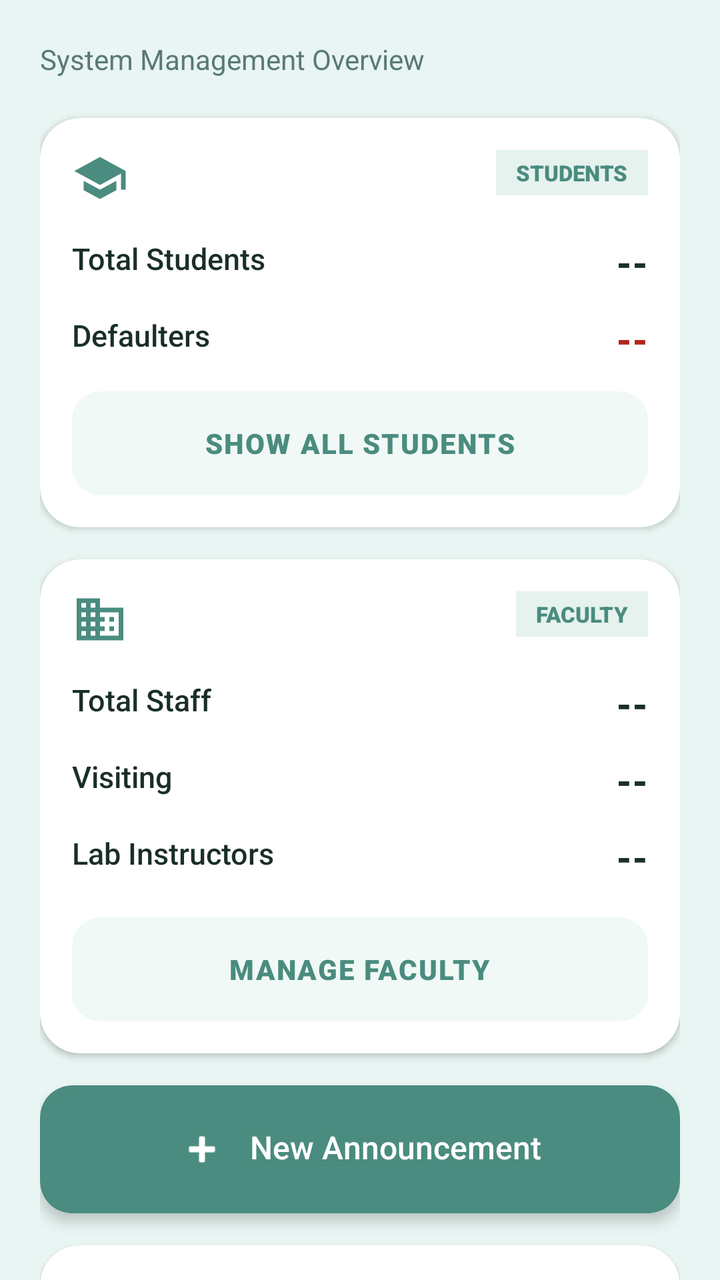
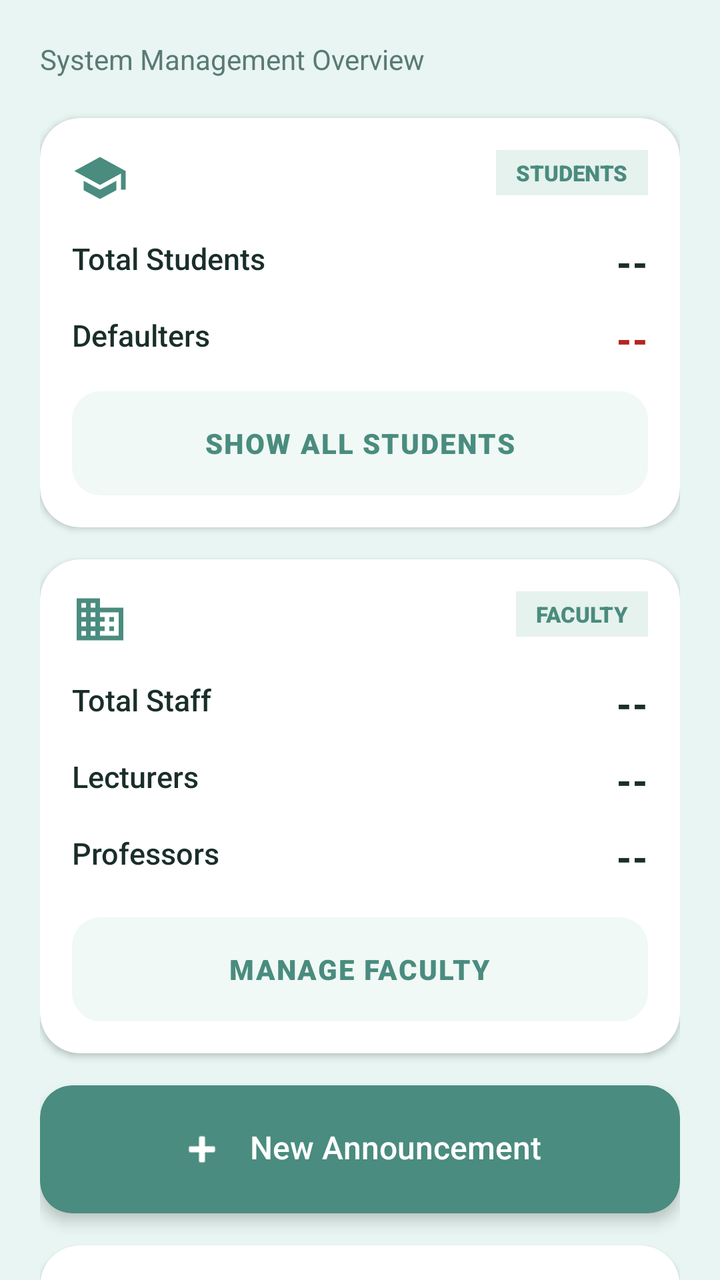

Two renders of the same Android screen: before a commit and after it. Below are the layout's source before the change and the commit's diff.
<!-- AndroidManifest.xml: application theme Theme.CampusBiome -->
<!-- res/layout/fragment_admin_dashboard.xml -->
<?xml version="1.0" encoding="utf-8"?>
<androidx.core.widget.NestedScrollView xmlns:android="http://schemas.android.com/apk/res/android"
    xmlns:app="http://schemas.android.com/apk/res-auto"
    android:layout_width="match_parent"
    android:layout_height="match_parent"
    android:background="@color/background"
    android:clipToPadding="false"
    android:paddingBottom="24dp">

    <LinearLayout
        android:layout_width="match_parent"
        android:layout_height="wrap_content"
        android:orientation="vertical"
        android:padding="20dp">

        <TextView
            android:layout_width="wrap_content"
            android:layout_height="wrap_content"
            android:text="System Management Overview"
            android:textColor="@color/text_secondary"
            android:textSize="14sp"
            android:layout_marginBottom="20dp"/>

        
        <com.google.android.material.card.MaterialCardView
            android:layout_width="match_parent"
            android:layout_height="wrap_content"
            android:layout_marginBottom="16dp"
            app:cardBackgroundColor="@color/white"
            app:cardCornerRadius="20dp"
            app:cardElevation="2dp">

            <LinearLayout
                android:layout_width="match_parent"
                android:layout_height="wrap_content"
                android:orientation="vertical"
                android:padding="16dp">

                <RelativeLayout
                    android:layout_width="match_parent"
                    android:layout_height="wrap_content">
                    <ImageView
                        android:layout_width="28dp"
                        android:layout_height="28dp"
                        android:src="@drawable/ic_student"
                        app:tint="@color/primary" />
                    <TextView
                        android:layout_width="wrap_content"
                        android:layout_height="wrap_content"
                        android:layout_alignParentEnd="true"
                        android:background="#E6F2ED"
                        android:paddingHorizontal="10dp"
                        android:paddingVertical="4dp"
                        android:text="STUDENTS"
                        android:textColor="@color/primary"
                        android:textSize="11sp"
                        android:fontFamily="sans-serif-black" />
                </RelativeLayout>

                <LinearLayout
                    android:layout_width="match_parent"
                    android:layout_height="wrap_content"
                    android:layout_marginTop="16dp"
                    android:orientation="vertical">

                    <RelativeLayout android:layout_width="match_parent" android:layout_height="wrap_content" android:layout_marginBottom="14dp">
                        <TextView android:layout_width="wrap_content" android:layout_height="wrap_content" android:text="Total Students" android:textColor="@color/text_primary" android:textSize="15sp" android:fontFamily="sans-serif-medium" />
                        <TextView android:id="@+id/tvTotalStudents" android:layout_width="wrap_content" android:layout_height="wrap_content" android:layout_alignParentEnd="true" android:text="--" android:textColor="@color/text_primary" android:textSize="18sp" android:fontFamily="sans-serif-black" />
                    </RelativeLayout>

                    <RelativeLayout android:layout_width="match_parent" android:layout_height="wrap_content" android:layout_marginBottom="14dp">
                        <TextView android:layout_width="wrap_content" android:layout_height="wrap_content" android:text="Defaulters" android:textColor="@color/text_primary" android:textSize="15sp" android:fontFamily="sans-serif-medium" />
                        <TextView android:id="@+id/tvDefaulters" android:layout_width="wrap_content" android:layout_height="wrap_content" android:layout_alignParentEnd="true" android:text="--" android:textColor="@color/error" android:textSize="18sp" android:fontFamily="sans-serif-black" />
                    </RelativeLayout>



                    <com.google.android.material.card.MaterialCardView
                        android:id="@+id/btnShowStudentsCard"
                        android:layout_width="match_parent"
                        android:layout_height="52dp"
                        app:cardBackgroundColor="#F0F9F5"
                        app:cardCornerRadius="14dp"
                        app:cardElevation="0dp"
                        android:clickable="true"
                        android:focusable="true"
                        android:foreground="?attr/selectableItemBackground">
                        <TextView
                            android:layout_width="wrap_content"
                            android:layout_height="wrap_content"
                            android:layout_gravity="center"
                            android:text="SHOW ALL STUDENTS"
                            android:textColor="@color/primary"
                            android:textSize="14sp"
                            android:letterSpacing="0.05"
                            android:fontFamily="sans-serif-black" />
                    </com.google.android.material.card.MaterialCardView>
                    <Button android:id="@+id/btnShowStudents" android:layout_width="0dp" android:layout_height="0dp" android:visibility="gone"/>
                </LinearLayout>
            </LinearLayout>
        </com.google.android.material.card.MaterialCardView>

        
        <com.google.android.material.card.MaterialCardView
            android:layout_width="match_parent"
            android:layout_height="wrap_content"
            android:layout_marginBottom="16dp"
            app:cardBackgroundColor="@color/white"
            app:cardCornerRadius="20dp"
            app:cardElevation="2dp">

            <LinearLayout
                android:layout_width="match_parent"
                android:layout_height="wrap_content"
                android:orientation="vertical"
                android:padding="16dp">

                <RelativeLayout
                    android:layout_width="match_parent"
                    android:layout_height="wrap_content">
                    <ImageView
                        android:layout_width="28dp"
                        android:layout_height="28dp"
                        android:src="@drawable/ic_department"
                        app:tint="@color/primary" />
                    <TextView
                        android:layout_width="wrap_content"
                        android:layout_height="wrap_content"
                        android:layout_alignParentEnd="true"
                        android:background="#E6F2ED"
                        android:paddingHorizontal="10dp"
                        android:paddingVertical="4dp"
                        android:text="FACULTY"
                        android:textColor="@color/primary"
                        android:textSize="11sp"
                        android:fontFamily="sans-serif-black" />
                </RelativeLayout>

                <LinearLayout
                    android:layout_width="match_parent"
                    android:layout_height="wrap_content"
                    android:layout_marginTop="16dp"
                    android:orientation="vertical">

                    <RelativeLayout android:layout_width="match_parent" android:layout_height="wrap_content" android:layout_marginBottom="14dp">
                        <TextView android:layout_width="wrap_content" android:layout_height="wrap_content" android:text="Total Staff" android:textColor="@color/text_primary" android:textSize="15sp" android:fontFamily="sans-serif-medium" />
                        <TextView android:id="@+id/tvTotalStaff" android:layout_width="wrap_content" android:layout_height="wrap_content" android:layout_alignParentEnd="true" android:text="--" android:textColor="@color/text_primary" android:textSize="18sp" android:fontFamily="sans-serif-black" />
                    </RelativeLayout>

                    <RelativeLayout android:layout_width="match_parent" android:layout_height="wrap_content" android:layout_marginBottom="14dp">
                        <TextView android:layout_width="wrap_content" android:layout_height="wrap_content" android:text="Visiting" android:textColor="@color/text_primary" android:textSize="15sp" android:fontFamily="sans-serif-medium" />
                        <TextView android:id="@+id/tvVisiting" android:layout_width="wrap_content" android:layout_height="wrap_content" android:layout_alignParentEnd="true" android:text="--" android:textColor="@color/text_primary" android:textSize="18sp" android:fontFamily="sans-serif-black" />
                    </RelativeLayout>

                    <RelativeLayout android:layout_width="match_parent" android:layout_height="wrap_content" android:layout_marginBottom="18dp">
                        <TextView android:layout_width="wrap_content" android:layout_height="wrap_content" android:text="Lab Instructors" android:textColor="@color/text_primary" android:textSize="15sp" android:fontFamily="sans-serif-medium" />
                        <TextView android:id="@+id/tvLabInstructors" android:layout_width="wrap_content" android:layout_height="wrap_content" android:layout_alignParentEnd="true" android:text="--" android:textColor="@color/text_primary" android:textSize="18sp" android:fontFamily="sans-serif-black" />
                    </RelativeLayout>

                    <com.google.android.material.card.MaterialCardView
                        android:id="@+id/btnManageFacultyCard"
                        android:layout_width="match_parent"
                        android:layout_height="52dp"
                        app:cardBackgroundColor="#F0F9F5"
                        app:cardCornerRadius="14dp"
                        app:cardElevation="0dp"
                        android:clickable="true"
                        android:focusable="true"
                        android:foreground="?attr/selectableItemBackground">
                        <TextView
                            android:layout_width="wrap_content"
                            android:layout_height="wrap_content"
                            android:layout_gravity="center"
                            android:text="MANAGE FACULTY"
                            android:textColor="@color/primary"
                            android:textSize="14sp"
                            android:letterSpacing="0.05"
                            android:fontFamily="sans-serif-black" />
                    </com.google.android.material.card.MaterialCardView>
                    <Button android:id="@+id/btnManageFaculty" android:layout_width="0dp" android:layout_height="0dp" android:visibility="gone"/>
                </LinearLayout>
            </LinearLayout>
        </com.google.android.material.card.MaterialCardView>

        
        <com.google.android.material.card.MaterialCardView
            android:id="@+id/btnNewAnnouncement"
            android:layout_width="match_parent"
            android:layout_height="64dp"
            android:layout_marginBottom="16dp"
            android:clickable="true"
            android:focusable="true"
            android:foreground="?attr/selectableItemBackground"
            app:cardBackgroundColor="@color/primary"
            app:cardCornerRadius="16dp"
            app:cardElevation="4dp">

            <LinearLayout
                android:layout_width="wrap_content"
                android:layout_height="wrap_content"
                android:layout_gravity="center"
                android:orientation="horizontal">
                <ImageView
                    android:layout_width="24dp"
                    android:layout_height="24dp"
                    android:src="@android:drawable/ic_input_add"
                    app:tint="#FFFFFF" />
                <TextView
                    android:layout_width="wrap_content"
                    android:layout_height="wrap_content"
                    android:layout_marginStart="12dp"
                    android:fontFamily="sans-serif-medium"
                    android:text="New Announcement"
                    android:textColor="#FFFFFF"
                    android:textSize="16sp" />
            </LinearLayout>
        </com.google.android.material.card.MaterialCardView>

        
        <com.google.android.material.card.MaterialCardView
            android:layout_width="match_parent"
            android:layout_height="wrap_content"
            android:layout_marginBottom="16dp"
            app:cardBackgroundColor="@color/white"
            app:cardCornerRadius="20dp"
            app:cardElevation="2dp">

            <LinearLayout
                android:layout_width="match_parent"
                android:layout_height="wrap_content"
                android:orientation="vertical"
                android:padding="16dp">

                <LinearLayout android:layout_width="wrap_content" android:layout_height="wrap_content" android:orientation="horizontal" android:gravity="center_vertical" android:layout_marginBottom="16dp">
                    <ImageView android:layout_width="20dp" android:layout_height="20dp" android:src="@drawable/ic_societies" app:tint="@color/primary" />
                    <TextView android:layout_width="wrap_content" android:layout_height="wrap_content" android:layout_marginStart="8dp" android:text="Societies" android:textColor="@color/text_primary" android:textSize="14sp" android:fontFamily="sans-serif-medium" />
                </LinearLayout>

                <LinearLayout
                    android:layout_width="match_parent"
                    android:layout_height="wrap_content"
                    android:orientation="horizontal">

                    <com.google.android.material.card.MaterialCardView
                        android:layout_width="0dp"
                        android:layout_height="wrap_content"
                        android:layout_weight="1"
                        android:layout_marginEnd="6dp"
                        app:cardBackgroundColor="#F0F9F5"
                        app:cardCornerRadius="12dp"
                        app:cardElevation="0dp">
                        <LinearLayout android:layout_width="match_parent" android:layout_height="wrap_content" android:orientation="vertical" android:padding="12dp">
                            <TextView android:layout_width="wrap_content" android:layout_height="wrap_content" android:text="Total Created" android:textColor="@color/text_secondary" android:textSize="11sp" />
                            <TextView android:id="@+id/tvTotalSocieties" android:layout_width="wrap_content" android:layout_height="wrap_content" android:layout_marginTop="4dp" android:text="30" android:textColor="@color/text_primary" android:textSize="16sp" android:fontFamily="sans-serif-medium" />
                        </LinearLayout>
                    </com.google.android.material.card.MaterialCardView>

                    <com.google.android.material.card.MaterialCardView
                        android:layout_width="0dp"
                        android:layout_height="wrap_content"
                        android:layout_weight="1"
                        android:layout_marginStart="6dp"
                        app:cardBackgroundColor="#F0F9F5"
                        app:cardCornerRadius="12dp"
                        app:cardElevation="0dp">
                        <LinearLayout android:layout_width="match_parent" android:layout_height="wrap_content" android:orientation="vertical" android:padding="12dp">
                            <TextView android:layout_width="wrap_content" android:layout_height="wrap_content" android:text="Pending Approvals" android:textColor="@color/text_secondary" android:textSize="11sp" />
                            <TextView android:id="@+id/tvPendingSocieties" android:layout_width="wrap_content" android:layout_height="wrap_content" android:layout_marginTop="4dp" android:text="5" android:textColor="@color/error" android:textSize="16sp" android:fontFamily="sans-serif-medium" />
                        </LinearLayout>
                    </com.google.android.material.card.MaterialCardView>
                </LinearLayout>

                <com.google.android.material.card.MaterialCardView
                    android:id="@+id/btnManageSocietiesCard"
                    android:layout_width="match_parent"
                    android:layout_height="48dp"
                    android:layout_marginTop="16dp"
                    app:cardBackgroundColor="#F0F9F5"
                    app:cardCornerRadius="12dp"
                    app:cardElevation="0dp"
                    android:clickable="true"
                    android:focusable="true"
                    android:foreground="?attr/selectableItemBackground">
                    <TextView
                        android:layout_width="wrap_content"
                        android:layout_height="wrap_content"
                        android:layout_gravity="center"
                        android:text="Manage Societies"
                        android:textColor="@color/primary"
                        android:textSize="14sp"
                        android:fontFamily="sans-serif-black" />
                </com.google.android.material.card.MaterialCardView>
                <Button android:id="@+id/btnManageSocieties" android:layout_width="0dp" android:layout_height="0dp" android:visibility="gone"/>

            </LinearLayout>
        </com.google.android.material.card.MaterialCardView>

        
        <com.google.android.material.card.MaterialCardView
            android:id="@+id/btnManageEvents"
            android:layout_width="match_parent"
            android:layout_height="wrap_content"
            android:layout_marginBottom="16dp"
            android:clickable="true"
            android:focusable="true"
            android:foreground="?attr/selectableItemBackground"
            app:cardBackgroundColor="@color/white"
            app:cardCornerRadius="20dp"
            app:cardElevation="2dp">

            <RelativeLayout
                android:layout_width="match_parent"
                android:layout_height="wrap_content"
                android:padding="16dp">

                <ImageView
                    android:id="@+id/ivEventIcon"
                    android:layout_width="40dp"
                    android:layout_height="40dp"
                    android:background="#F0F9F5"
                    android:padding="8dp"
                    android:src="@android:drawable/ic_menu_today"
                    app:tint="@color/primary" />

                <LinearLayout
                    android:layout_width="wrap_content"
                    android:layout_height="wrap_content"
                    android:layout_marginStart="16dp"
                    android:layout_toEndOf="@id/ivEventIcon"
                    android:layout_centerVertical="true"
                    android:orientation="vertical">
                    <TextView
                        android:layout_width="wrap_content"
                        android:layout_height="wrap_content"
                        android:fontFamily="sans-serif-medium"
                        android:text="Manage Events"
                        android:textColor="#191C1D"
                        android:textSize="14sp" />
                    <TextView
                        android:layout_width="wrap_content"
                        android:layout_height="wrap_content"
                        android:text="Schedule and approve campus activities"
                        android:textColor="#717878"
                        android:textSize="11sp" />
                </LinearLayout>

                <ImageView
                    android:layout_width="20dp"
                    android:layout_height="20dp"
                    android:layout_alignParentEnd="true"
                    android:layout_centerVertical="true"
                    android:src="@android:drawable/ic_media_play"
                    app:tint="@color/text_secondary" />
            </RelativeLayout>
        </com.google.android.material.card.MaterialCardView>

        <com.google.android.material.card.MaterialCardView
            android:id="@+id/btnSeeCampusMap"
            android:layout_width="match_parent"
            android:layout_height="140dp"
            android:layout_marginBottom="12dp"
            android:clickable="true"
            android:focusable="true"
            android:foreground="?attr/selectableItemBackground"
            app:cardCornerRadius="20dp"
            app:cardElevation="4dp">

            <FrameLayout
                android:layout_width="match_parent"
                android:layout_height="match_parent">

                <ImageView
                    android:id="@+id/ivMapBackground"
                    android:layout_width="match_parent"
                    android:layout_height="match_parent"
                    android:scaleType="centerCrop"
                    android:src="@drawable/campus_overview" />

                
                <View
                    android:layout_width="match_parent"
                    android:layout_height="match_parent"
                    android:background="@drawable/bg_card_overlay_dark" />

                <LinearLayout
                    android:layout_width="wrap_content"
                    android:layout_height="wrap_content"
                    android:layout_gravity="center"
                    android:gravity="center"
                    android:orientation="horizontal">
                    <ImageView
                        android:layout_width="28dp"
                        android:layout_height="28dp"
                        android:src="@drawable/ic_location"
                        app:tint="#FFFFFF" />
                    <TextView
                        android:layout_width="wrap_content"
                        android:layout_height="wrap_content"
                        android:layout_marginStart="12dp"
                        android:fontFamily="sans-serif-black"
                        android:text="SEE CAMPUS MAP"
                        android:textColor="#FFFFFF"
                        android:textSize="18sp"
                        android:letterSpacing="0.05" />
                </LinearLayout>
            </FrameLayout>
        </com.google.android.material.card.MaterialCardView>

    </LinearLayout>
</androidx.core.widget.NestedScrollView>
<!-- resources referenced by this layout -->
<resources>
  <color name="background">#E8F5F2</color>
  <color name="error">#B3261E</color>
  <color name="primary">#4A8C7F</color>
  <color name="text_primary">#1A2E2A</color>
  <color name="text_secondary">#5A7A74</color>
  <color name="white">#FFFFFFFF</color>
  <!-- drawable bg_card_overlay_dark (drawable) -->
  <?xml version="1.0" encoding="utf-8"?>
  <shape xmlns:android="http://schemas.android.com/apk/res/android">
      <gradient
          android:startColor="#99000000"
          android:endColor="#44000000"
          android:angle="45"/>
  </shape>
  <!-- drawable campus_overview: png bitmap (drawable-nodpi, 1009593 bytes) -->
  <!-- drawable ic_department (drawable) -->
  <vector xmlns:android="http://schemas.android.com/apk/res/android"
      android:width="24dp"
      android:height="24dp"
      android:viewportWidth="24"
      android:viewportHeight="24">
      <path
          android:fillColor="#FF000000"
          android:pathData="M12,7V3H2v18h20V7H12zM6,19H4v-2h2V19zM6,15H4v-2h2V15zM6,11H4V9h2V11zM6,7H4V5h2V7zM10,19H8v-2h2V19zM10,15H8v-2h2V15zM10,11H8V9h2V11zM10,7H8V5h2V7zM20,19h-8v-2h2v-2h-2v-2h2v-2h-2V9h8V19zM18,11h-2v2h2V11zM18,15h-2v2h2V15z"/>
  </vector>
  <!-- drawable ic_location (drawable) -->
  <vector xmlns:android="http://schemas.android.com/apk/res/android"
      android:width="24dp"
      android:height="24dp"
      android:viewportWidth="24"
      android:viewportHeight="24"
      android:tint="#000000">
      <path
          android:fillColor="@android:color/white"
          android:pathData="M12,2C8.13,2 5,5.13 5,9c0,5.25 7,13 7,13s7,-7.75 7,-13c0,-3.87 -3.13,-7 -7,-7zM12,11.5c-1.38,0 -2.5,-1.12 -2.5,-2.5s1.12,-2.5 2.5,-2.5 2.5,1.12 2.5,2.5 -1.12,2.5 -2.5,2.5z"/>
  </vector>
  <!-- drawable ic_societies (drawable) -->
  <vector xmlns:android="http://schemas.android.com/apk/res/android"
      android:width="24dp"
      android:height="24dp"
      android:viewportWidth="24"
      android:viewportHeight="24"
      android:tint="#000000">
      <path
          android:fillColor="@android:color/white"
          android:pathData="M16,11c1.66,0 2.99,-1.34 2.99,-3S17.66,5 16,5s-3,1.34 -3,3 1.34,3 3,3zM8,11c1.66,0 2.99,-1.34 2.99,-3S9.66,5 8,5 5,6.34 5,8s1.34,3 3,3zM8,13c-2.33,0 -7,1.17 -7,3.5V19h14v-2.5c0,-2.33 -4.67,-3.5 -7,-3.5zM16,13c-0.29,0 -0.62,0.02 -0.97,0.05 1.16,0.84 1.97,1.97 1.97,3.45V19h6v-2.5c0,-2.33 -4.67,-3.5 -7,-3.5z"/>
  </vector>
  <!-- drawable ic_student (drawable) -->
  <vector xmlns:android="http://schemas.android.com/apk/res/android"
      android:width="24dp"
      android:height="24dp"
      android:viewportWidth="24"
      android:viewportHeight="24"
      android:tint="#000000">
      <path
          android:fillColor="@android:color/white"
          android:pathData="M5,13.18v4L12,21l7,-3.82v-4L12,17L5,13.18zM12,3L1,9l11,6 9,-4.91V17h2V9L12,3z"/>
  </vector>
  <style name="Theme.CampusBiome" parent="Theme.MaterialComponents.Light.NoActionBar">
          <item name="colorPrimary">@color/primary</item>
          <item name="colorPrimaryDark">@color/primary_dark</item>
          <item name="colorAccent">@color/accent</item>
          <item name="android:windowBackground">@color/background</item>
      </style>
  <color name="primary_dark">#3A7066</color>
  <color name="accent">#2D6A5E</color>
</resources>

<!-- the commit's change to res/layout/fragment_admin_dashboard.xml (unified diff, before → after) -->
@@ -148,13 +148,13 @@
                     </RelativeLayout>
 
                     <RelativeLayout android:layout_width="match_parent" android:layout_height="wrap_content" android:layout_marginBottom="14dp">
-                        <TextView android:layout_width="wrap_content" android:layout_height="wrap_content" android:text="Visiting" android:textColor="@color/text_primary" android:textSize="15sp" android:fontFamily="sans-serif-medium" />
-                        <TextView android:id="@+id/tvVisiting" android:layout_width="wrap_content" android:layout_height="wrap_content" android:layout_alignParentEnd="true" android:text="--" android:textColor="@color/text_primary" android:textSize="18sp" android:fontFamily="sans-serif-black" />
+                        <TextView android:layout_width="wrap_content" android:layout_height="wrap_content" android:text="Lecturers" android:textColor="@color/text_primary" android:textSize="15sp" android:fontFamily="sans-serif-medium" />
+                        <TextView android:id="@+id/tvLecturers" android:layout_width="wrap_content" android:layout_height="wrap_content" android:layout_alignParentEnd="true" android:text="--" android:textColor="@color/text_primary" android:textSize="18sp" android:fontFamily="sans-serif-black" />
                     </RelativeLayout>
 
                     <RelativeLayout android:layout_width="match_parent" android:layout_height="wrap_content" android:layout_marginBottom="18dp">
-                        <TextView android:layout_width="wrap_content" android:layout_height="wrap_content" android:text="Lab Instructors" android:textColor="@color/text_primary" android:textSize="15sp" android:fontFamily="sans-serif-medium" />
-                        <TextView android:id="@+id/tvLabInstructors" android:layout_width="wrap_content" android:layout_height="wrap_content" android:layout_alignParentEnd="true" android:text="--" android:textColor="@color/text_primary" android:textSize="18sp" android:fontFamily="sans-serif-black" />
+                        <TextView android:layout_width="wrap_content" android:layout_height="wrap_content" android:text="Professors" android:textColor="@color/text_primary" android:textSize="15sp" android:fontFamily="sans-serif-medium" />
+                        <TextView android:id="@+id/tvProfessors" android:layout_width="wrap_content" android:layout_height="wrap_content" android:layout_alignParentEnd="true" android:text="--" android:textColor="@color/text_primary" android:textSize="18sp" android:fontFamily="sans-serif-black" />
                     </RelativeLayout>
 
                     <com.google.android.material.card.MaterialCardView
